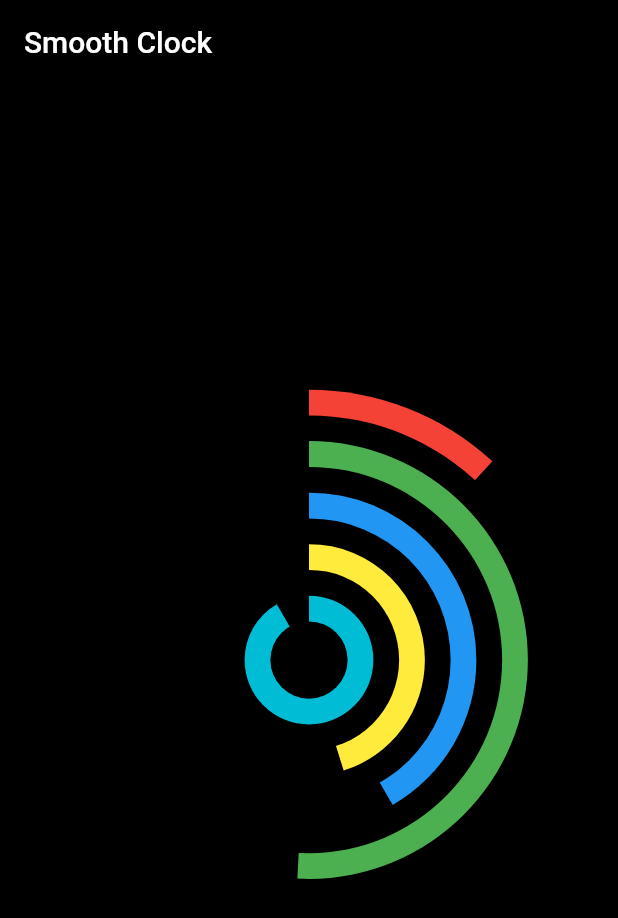
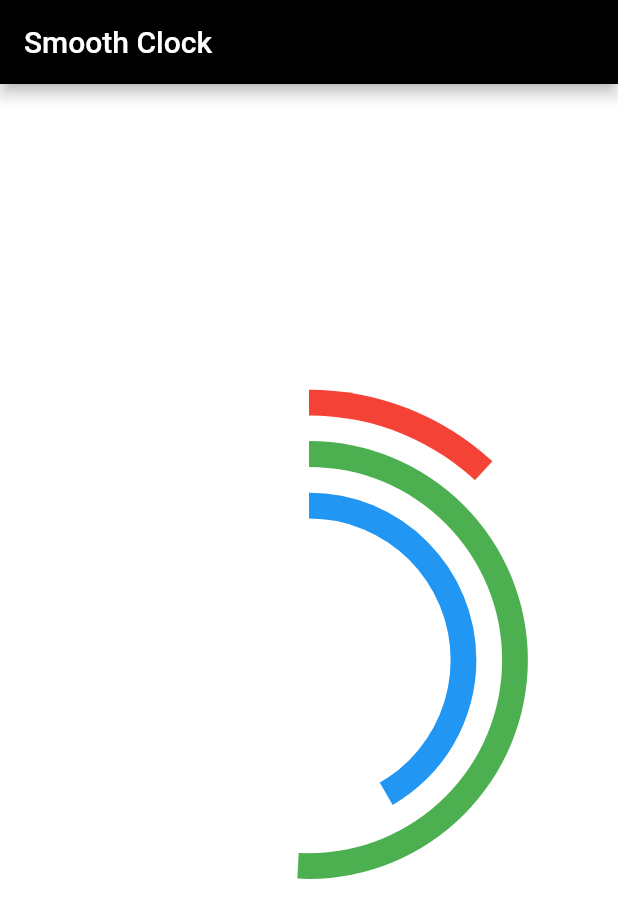
Before and after one commit to TheKingDave/smooth_clock, a Flutter app: the screen it shows after launch, on a phone screen of 412 x 824 dp. Shown: the top 918 px of the screen. Run offline on Flutter 3.47's test engine with Material 2 defaults, Android fonts, the phone set to English and light mode, and no system bars; statements that could not run were skipped.

Commit message:
Non working

```diff
--- a/lib/clock.dart
+++ b/lib/clock.dart
@@ -74,7 +74,7 @@ class ClockPainter extends CustomPainter {
     ),
     ClockDisplay(
       color: Colors.yellow,
-      maxValue: 31,
+      maxValue: daysInMont,
       getValue: (time) => time.day,
     ),
     ClockDisplay(
@@ -84,7 +84,7 @@ class ClockPainter extends CustomPainter {
     ),
   ];
 
-  ClockPainter(this.time, [this.bgColor = Colors.black]);
+  ClockPainter(this.time, [this.bgColor = Colors.white]);
 
   @override
   void paint(Canvas canvas, Size size) {
@@ -101,7 +101,7 @@ class ClockPainter extends CustomPainter {
       ClockDisplay cd = clocks[i];
       double cdSize = trackSize * ((clocks.length - i));
 
-      paintArc(canvas, center, cdSize, trackSize/2, cd.color,
+      paintArc(canvas, center, cdSize, trackSize / 2, cd.color,
           calcRadius(cd.getValue(time), cd.maxValue));
     }
   }
@@ -123,10 +123,14 @@ class ClockPainter extends CustomPainter {
         true,
         fill);
 
+    Paint reset = Paint()
+      ..color = Color(0x00000000)
+      ..blendMode = BlendMode.clear;
+
     canvas.drawOval(
         Rect.fromCenter(
             center: center, width: size - wHalf, height: size - wHalf),
-        Paint()..color = this.bgColor);
+        reset);
   }
 
   @override
--- a/pubspec.yaml
+++ b/pubspec.yaml
@@ -9,6 +9,7 @@ dependencies:
   flutter:
     sdk: flutter
   cupertino_icons: ^0.1.2
+  date_util: ^0.1.4
 
 dev_dependencies:
   flutter_launcher_icons: "^0.7.3"
```
Also changed, not shown: pubspec.lock.
